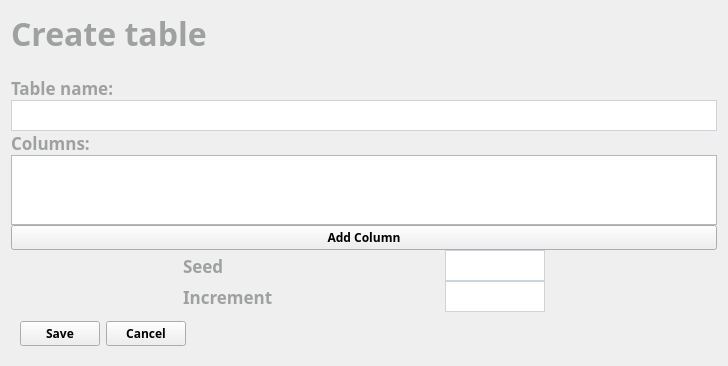
Above: NBAdmin/CreateTableTab.ui from gitnitrosbase/QtAdmin before the change. Below: the same form after it.
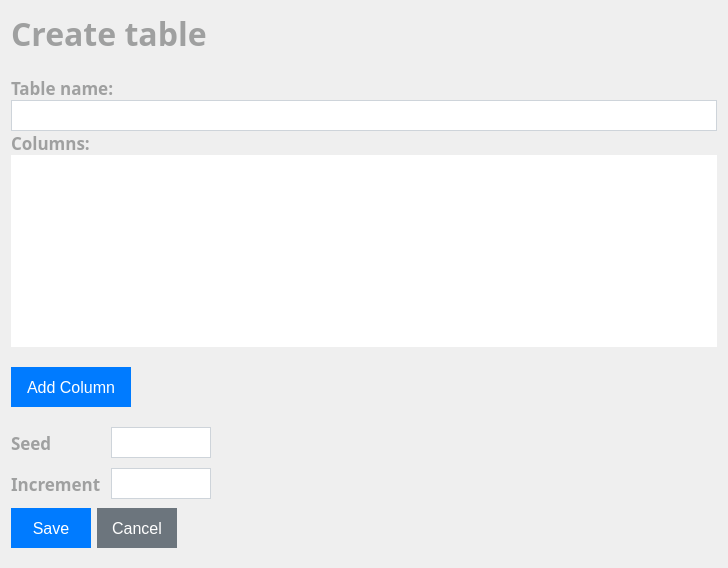
That is the form after the change. Icons and pictures are not drawn.

What changed in the file:
```diff
--- a/NBAdmin/CreateTableTab.ui
+++ b/NBAdmin/CreateTableTab.ui
@@ -7,108 +7,78 @@
     <x>0</x>
     <y>0</y>
     <width>728</width>
-    <height>364</height>
+    <height>400</height>
    </rect>
   </property>
   <property name="font">
    <font>
     <family>Segoe UI Semibold</family>
+    <weight>75</weight>
     <bold>true</bold>
    </font>
   </property>
   <property name="windowTitle">
    <string>Form</string>
   </property>
-  <property name="styleSheet">
-   <string notr="true"/>
-  </property>
   <layout class="QGridLayout" name="gridLayout">
    <property name="spacing">
     <number>0</number>
    </property>
-   <item row="1" column="0">
-    <spacer name="verticalSpacer">
-     <property name="orientation">
-      <enum>Qt::Vertical</enum>
-     </property>
-     <property name="sizeType">
-      <enum>QSizePolicy::Fixed</enum>
-     </property>
-     <property name="sizeHint" stdset="0">
-      <size>
-       <width>20</width>
-       <height>20</height>
-      </size>
-     </property>
-    </spacer>
-   </item>
-   <item row="8" column="0" alignment="Qt::AlignLeft">
-    <widget class="QWidget" name="horizontalWidget" native="true">
-     <layout class="QHBoxLayout" name="horizontalLayout">
-      <item>
-       <widget class="QPushButton" name="pushButton_2">
-        <property name="sizePolicy">
-         <sizepolicy hsizetype="Fixed" vsizetype="Fixed">
-          <horstretch>0</horstretch>
-          <verstretch>0</verstretch>
-         </sizepolicy>
-        </property>
-        <property name="text">
-         <string>Save</string>
-        </property>
-       </widget>
-      </item>
-      <item>
-       <widget class="QPushButton" name="pushButton_3">
-        <property name="sizePolicy">
-         <sizepolicy hsizetype="Fixed" vsizetype="Fixed">
-          <horstretch>0</horstretch>
-          <verstretch>0</verstretch>
-         </sizepolicy>
-        </property>
-        <property name="text">
-         <string>Cancel</string>
-        </property>
-       </widget>
-      </item>
-     </layout>
-    </widget>
-   </item>
-   <item row="3" column="0">
-    <widget class="QLineEdit" name="lineEdit">
-     <property name="minimumSize">
-      <size>
-       <width>0</width>
-       <height>31</height>
-      </size>
-     </property>
-     <property name="maximumSize">
-      <size>
-       <width>16777215</width>
-       <height>31</height>
-      </size>
-     </property>
-     <property name="baseSize">
-      <size>
-       <width>0</width>
-       <height>31</height>
-      </size>
-     </property>
-     <property name="font">
-      <font>
-       <family>Segoe UI Semibold</family>
-       <bold>true</bold>
-      </font>
-     </property>
-     <property name="styleSheet">
-      <string notr="true">QLineEdit {
-	border: 1px solid #ced4da;
-}</string>
-     </property>
-    </widget>
-   </item>
    <item row="6" column="0">
+    <spacer name="verticalSpacer_2">
+     <property name="orientation">
+      <enum>Qt::Vertical</enum>
+     </property>
+     <property name="sizeType">
+      <enum>QSizePolicy::Fixed</enum>
+     </property>
+     <property name="sizeHint" stdset="0">
+      <size>
+       <width>20</width>
+       <height>20</height>
+      </size>
+     </property>
+    </spacer>
+   </item>
+   <item row="7" column="0">
     <widget class="QPushButton" name="addColumnButton">
+     <property name="sizePolicy">
+      <sizepolicy hsizetype="Fixed" vsizetype="Fixed">
+       <horstretch>0</horstretch>
+       <verstretch>0</verstretch>
+      </sizepolicy>
+     </property>
+     <property name="minimumSize">
+      <size>
+       <width>80</width>
+       <height>40</height>
+      </size>
+     </property>
+     <property name="maximumSize">
+      <size>
+       <width>120</width>
+       <height>40</height>
+      </size>
+     </property>
+     <property name="font">
+      <font>
+       <family>Segoe UI</family>
+       <pointsize>12</pointsize>
+       <weight>50</weight>
+       <bold>false</bold>
+      </font>
+     </property>
+     <property name="styleSheet">
+      <string notr="true">QPushButton {
+    color: #fff;
+	background-color: #007bff;
+	border: 1px solid #007bff;
+}
+QPushButton:hover {
+	background-color: #0069d9;
+    border-color: #0062cc;
+}</string>
+     </property>
      <property name="text">
       <string>Add Column</string>
      </property>
@@ -120,6 +90,7 @@
       <font>
        <family>Segoe UI Semibold</family>
        <pointsize>13</pointsize>
+       <weight>75</weight>
        <bold>true</bold>
       </font>
      </property>
@@ -143,6 +114,7 @@
       <font>
        <family>Segoe UI Semibold</family>
        <pointsize>24</pointsize>
+       <weight>75</weight>
        <bold>true</bold>
       </font>
      </property>
@@ -154,9 +126,6 @@
      </property>
     </widget>
    </item>
-   <item row="5" column="0">
-    <widget class="QTableWidget" name="tableWidget"/>
-   </item>
    <item row="2" column="0">
     <widget class="QLabel" name="label">
      <property name="sizePolicy">
@@ -169,6 +138,7 @@
       <font>
        <family>Segoe UI Semibold</family>
        <pointsize>13</pointsize>
+       <weight>75</weight>
        <bold>true</bold>
       </font>
      </property>
@@ -180,31 +150,159 @@
      </property>
     </widget>
    </item>
-   <item row="7" column="0">
-    <layout class="QGridLayout" name="gridLayout_2">
-     <item row="1" column="0">
-      <widget class="QLabel" name="label_3">
-       <property name="maximumSize">
-        <size>
-         <width>90</width>
-         <height>16777215</height>
-        </size>
-       </property>
-       <property name="font">
-        <font>
-         <family>Segoe UI Semibold</family>
-         <pointsize>13</pointsize>
-         <bold>true</bold>
-        </font>
-       </property>
-       <property name="styleSheet">
-        <string notr="true">color: #9fa0a0;</string>
-       </property>
-       <property name="text">
-        <string>Increment</string>
-       </property>
-      </widget>
-     </item>
+   <item row="5" column="0">
+    <widget class="QTableWidget" name="tableWidget">
+     <property name="sizePolicy">
+      <sizepolicy hsizetype="Expanding" vsizetype="MinimumExpanding">
+       <horstretch>0</horstretch>
+       <verstretch>0</verstretch>
+      </sizepolicy>
+     </property>
+     <property name="font">
+      <font>
+       <family>Segoe UI</family>
+       <pointsize>10</pointsize>
+       <weight>50</weight>
+       <italic>false</italic>
+       <bold>false</bold>
+      </font>
+     </property>
+     <property name="styleSheet">
+      <string notr="true">QCheckBox {
+    spacing: 5px;
+	margin-left: 40%;
+}
+
+QCheckBox::indicator {
+    background-color: rgb(255, 255, 255);
+    width: 13px;
+    height: 13px;
+  	border: 1px solid #ced4da;
+    border-radius: 4px;
+}
+
+QCheckBox::indicator:checked {
+	width: 13px;
+	height: 13px;
+	image: url(:/images/checked_icon-icons.com_65162.svg);
+}
+
+QComboBox {
+	font: 10pt &quot;Segoe UI&quot;;
+    color: #555;
+	border: 0px solid #ced4da;
+	/*padding: 0 10px 0 10px;*/
+}
+
+QComboBox::drop-down 
+{
+    border: 0px;
+}
+
+QComboBox::down-arrow {
+	image: url(:/images/arrow.svg);
+	width: 10px;
+	height: 10px;
+}
+
+QComboBox::on {
+	border: 4px solid #c2dbfe;
+}
+
+QComboBox QListView {
+	font-size: 12px;
+	border: 1px solid rgba(0,0,0,10%);
+	padding: 5px;	
+	background-color: #fff;
+	outline: 0px;
+}
+
+QComboBox QListView::item {
+	font: 10pt &quot;Segoe UI&quot;;
+	padding-left: 10px;
+	background-color: #fff;
+	
+}
+
+QComboBox QListView::item {	
+	background-color: #1e90ff;
+}
+
+QComboBox QListView::item::selectd {
+	background-color: #1e90ff;
+}
+
+#tableWidget {
+	color: #555;
+	font: 10pt &quot;Segoe UI&quot;;
+	border: 0px
+}
+
+#tableWidget::item 
+{
+	background-color: rgb(255, 255, 255);
+/*border-top: 1px solid #ced4da;*/
+}
+
+QLineEdit {
+	border: 0px;
+}
+
+QPushButton {
+	
+	background-color: rgb(255, 255, 255);
+	margin-left: 40%;
+	max-width: 15px;
+	image: url(:/images/icons8-close.svg);
+	background-color: transparent;
+	border: 0 px;
+}
+
+QPushButton::hover {
+	image: url(:/images/icons8-selected-close.svg);
+}
+#tableWidget QHeaderView {
+	border: 0px solid #ced4da;
+}
+
+
+QHeaderView::section {
+	 border: 1px solid #ced4da;
+	 border-left: 0px;
+}
+
+/*
+QTableCornerButton::section {
+	 border: 0px solid #ced4da;
+}
+*/
+QScrollBar:vertical {
+	width: 6px;
+    background: #fff;
+}
+QScrollBar::handle:vertical {
+    background: #ececec;
+}
+
+QScrollBar:horizontal {
+	height: 6px;
+    background: #fff;
+}
+QScrollBar::handle:horizontal {
+	/*max-height: 6px;*/
+    background: #ececec;
+}</string>
+     </property>
+    </widget>
+   </item>
+   <item row="9" column="0">
+    <layout class="QFormLayout" name="formLayout">
+     <property name="horizontalSpacing">
+      <number>10</number>
+     </property>
+     <property name="verticalSpacing">
+      <number>10</number>
+     </property>
      <item row="0" column="0">
       <widget class="QLabel" name="label_4">
        <property name="maximumSize">
@@ -217,6 +315,7 @@
         <font>
          <family>Segoe UI Semibold</family>
          <pointsize>13</pointsize>
+         <weight>75</weight>
          <bold>true</bold>
         </font>
        </property>
@@ -245,6 +344,7 @@
        <property name="font">
         <font>
          <family>Segoe UI</family>
+         <weight>50</weight>
          <bold>false</bold>
         </font>
        </property>
@@ -255,6 +355,30 @@
        </property>
       </widget>
      </item>
+     <item row="1" column="0">
+      <widget class="QLabel" name="label_3">
+       <property name="maximumSize">
+        <size>
+         <width>90</width>
+         <height>16777215</height>
+        </size>
+       </property>
+       <property name="font">
+        <font>
+         <family>Segoe UI Semibold</family>
+         <pointsize>13</pointsize>
+         <weight>75</weight>
+         <bold>true</bold>
+        </font>
+       </property>
+       <property name="styleSheet">
+        <string notr="true">color: #9fa0a0;</string>
+       </property>
+       <property name="text">
+        <string>Increment</string>
+       </property>
+      </widget>
+     </item>
      <item row="1" column="1">
       <widget class="QLineEdit" name="IncrementLineEdit">
        <property name="minimumSize">
@@ -272,6 +396,7 @@
        <property name="font">
         <font>
          <family>Segoe UI</family>
+         <weight>50</weight>
          <bold>false</bold>
         </font>
        </property>
@@ -284,6 +409,158 @@
      </item>
     </layout>
    </item>
+   <item row="1" column="0">
+    <spacer name="verticalSpacer">
+     <property name="orientation">
+      <enum>Qt::Vertical</enum>
+     </property>
+     <property name="sizeType">
+      <enum>QSizePolicy::Fixed</enum>
+     </property>
+     <property name="sizeHint" stdset="0">
+      <size>
+       <width>20</width>
+       <height>20</height>
+      </size>
+     </property>
+    </spacer>
+   </item>
+   <item row="3" column="0">
+    <widget class="QLineEdit" name="lineEdit">
+     <property name="minimumSize">
+      <size>
+       <width>0</width>
+       <height>31</height>
+      </size>
+     </property>
+     <property name="maximumSize">
+      <size>
+       <width>16777215</width>
+       <height>31</height>
+      </size>
+     </property>
+     <property name="baseSize">
+      <size>
+       <width>0</width>
+       <height>31</height>
+      </size>
+     </property>
+     <property name="font">
+      <font>
+       <family>Segoe UI</family>
+       <pointsize>12</pointsize>
+       <weight>50</weight>
+       <bold>false</bold>
+      </font>
+     </property>
+     <property name="styleSheet">
+      <string notr="true">QLineEdit {
+	border: 1px solid #ced4da;
+	color: #555
+}</string>
+     </property>
+    </widget>
+   </item>
+   <item row="10" column="0" alignment="Qt::AlignLeft">
+    <widget class="QWidget" name="horizontalWidget" native="true">
+     <layout class="QHBoxLayout" name="horizontalLayout">
+      <property name="leftMargin">
+       <number>0</number>
+      </property>
+      <item>
+       <widget class="QPushButton" name="pushButton_2">
+        <property name="sizePolicy">
+         <sizepolicy hsizetype="Fixed" vsizetype="Fixed">
+          <horstretch>0</horstretch>
+          <verstretch>0</verstretch>
+         </sizepolicy>
+        </property>
+        <property name="minimumSize">
+         <size>
+          <width>80</width>
+          <height>40</height>
+         </size>
+        </property>
+        <property name="font">
+         <font>
+          <family>Segoe UI</family>
+          <pointsize>12</pointsize>
+          <weight>50</weight>
+          <bold>false</bold>
+         </font>
+        </property>
+        <property name="styleSheet">
+         <string notr="true">QPushButton {
+    color: #fff;
+	background-color: #007bff;
+	border: 1px solid #007bff;
+}
+QPushButton:hover {
+	background-color: #0069d9;
+    border-color: #0062cc;
+}</string>
+        </property>
+        <property name="text">
+         <string>Save</string>
+        </property>
+       </widget>
+      </item>
+      <item>
+       <widget class="QPushButton" name="pushButton_3">
+        <property name="sizePolicy">
+         <sizepolicy hsizetype="Fixed" vsizetype="Fixed">
+          <horstretch>0</horstretch>
+          <verstretch>0</verstretch>
+         </sizepolicy>
+        </property>
+        <property name="minimumSize">
+         <size>
+          <width>80</width>
+          <height>40</height>
+         </size>
+        </property>
+        <property name="font">
+         <font>
+          <family>Segoe UI</family>
+          <pointsize>12</pointsize>
+          <weight>50</weight>
+          <bold>false</bold>
+         </font>
+        </property>
+        <property name="styleSheet">
+         <string notr="true">QPushButton {
+    color: #fff;
+    background-color: #6c757d;
+    border: none;
+}
+QPushButton:hover {
+	background-color: #5a6268;
+}</string>
+        </property>
+        <property name="text">
+         <string>Cancel</string>
+        </property>
+       </widget>
+      </item>
+     </layout>
+    </widget>
+   </item>
+   <item row="8" column="0">
+    <spacer name="verticalSpacer_3">
+     <property name="orientation">
+      <enum>Qt::Vertical</enum>
+     </property>
+     <property name="sizeType">
+      <enum>QSizePolicy::Fixed</enum>
+     </property>
+     <property name="sizeHint" stdset="0">
+      <size>
+       <width>20</width>
+       <height>20</height>
+      </size>
+     </property>
+    </spacer>
+   </item>
   </layout>
  </widget>
  <resources/>
```
